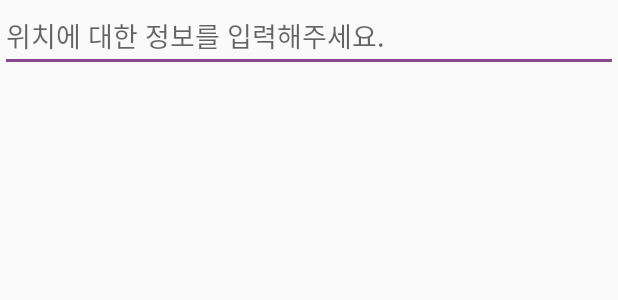
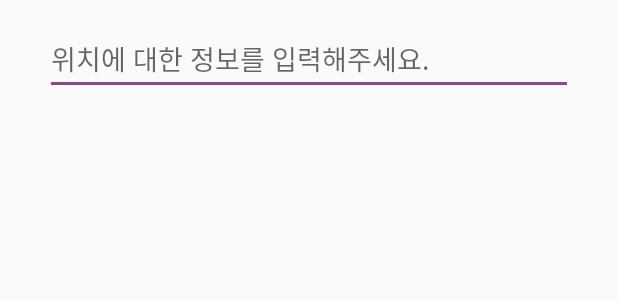
Before and after one commit to jaeseok3/sendyDemoProject, an Android app: the layout dialog_edit_text.xml on its own in the app's theme, with its tools: preview values and no code run, on a phone screen of 412 x 824 dp. Shown: the top 300 px of the screen. Run offline under Robolectric (Android 15) with nearby library versions, the phone set to English and light mode, and no system bars.

Commit message:
some modifies

```diff
--- a/app/src/main/AndroidManifest.xml
+++ b/app/src/main/AndroidManifest.xml
@@ -33,6 +33,7 @@
         <activity
             android:name=".MapsActivity"
             android:theme="@style/AppTheme.NoActionBar"
+            android:screenOrientation="portrait"
             android:label="@string/title_activity_maps">
             <intent-filter>
                 <action android:name="android.intent.action.MAIN" />
--- a/app/src/main/java/com/example/sendymapdemo/MapsActivity.kt
+++ b/app/src/main/java/com/example/sendymapdemo/MapsActivity.kt
@@ -254,7 +254,6 @@ class MapsActivity : AppCompatActivity(), OnMapReadyCallback {
         }
 
         fab.setOnClickListener {
-            Log.e("FAB", "FAB CLICKED")
             animation()
         }
         currentLocation.setOnClickListener {
@@ -303,6 +302,7 @@ class MapsActivity : AppCompatActivity(), OnMapReadyCallback {
 
         builder.setTitle("위치에 대한 정보를 입력해주세요.")
         builder.setView(dialogLayout)
+        builder.setCancelable(false)
 
         builder.setPositiveButton("Save"){ dialog, which ->
             makeText(App.instance.Context(), "저장되었습니다.", LENGTH_SHORT).show()
@@ -314,7 +314,9 @@ class MapsActivity : AppCompatActivity(), OnMapReadyCallback {
             adapter.notifyDataSetChanged()
         }
         builder.setNegativeButton("Cancel"){ dialog, which ->
+            val latLng = LatLng(mCurrentLocation.latitude, mCurrentLocation.longitude)
             makeText(App.instance.Context(), "취소되었습니다.", LENGTH_SHORT).show()
+            mMap.animateCamera(CameraUpdateFactory.newLatLng(latLng))
         }
 
         builder.create().show()
--- a/app/src/main/res/layout/dialog_edit_text.xml
+++ b/app/src/main/res/layout/dialog_edit_text.xml
@@ -6,6 +6,9 @@
     <EditText
         android:layout_width="match_parent"
         android:layout_height="wrap_content"
+        android:layout_marginLeft="30dp"
+        android:layout_marginRight="30dp"
+        android:layout_marginTop="15dp"
         android:id="@+id/dialog_text"
         android:hint="위치에 대한 정보를 입력해주세요."/>
 </LinearLayout>
```
